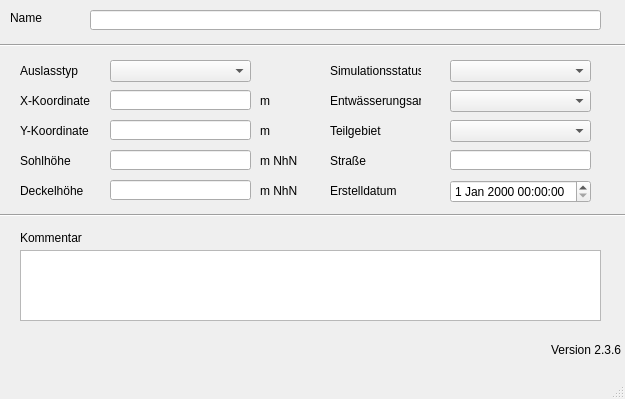
hoettges/QKan, file qkan/database/templates/auslaesse.ui: the form before one commit.
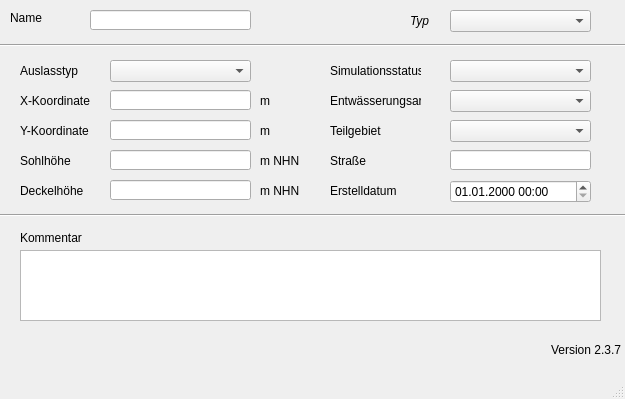
The form after the commit. Custom widgets are drawn as their Qt base class.

```diff
--- a/qkan/database/templates/auslaesse.ui
+++ b/qkan/database/templates/auslaesse.ui
@@ -92,7 +92,7 @@
      </rect>
     </property>
     <property name="text">
-     <string>m NhN</string>
+     <string>m NHN</string>
     </property>
    </widget>
    <widget class="QLabel" name="label_70">
@@ -170,7 +170,7 @@
      </rect>
     </property>
     <property name="text">
-     <string>m NhN</string>
+     <string>m NHN</string>
     </property>
    </widget>
    <widget class="QLabel" name="label_3">
@@ -253,7 +253,7 @@
      <rect>
       <x>90</x>
       <y>10</y>
-      <width>511</width>
+      <width>161</width>
       <height>20</height>
      </rect>
     </property>
@@ -341,16 +341,6 @@
      </rect>
     </property>
    </widget>
-   <widget class="QgsDateTimeEdit" name="createdat">
-    <property name="geometry">
-     <rect>
-      <x>450</x>
-      <y>180</y>
-      <width>141</width>
-      <height>23</height>
-     </rect>
-    </property>
-   </widget>
    <widget class="QLabel" name="label_13">
     <property name="geometry">
      <rect>
@@ -390,12 +380,70 @@
      <string>Version QKan Import</string>
     </property>
     <property name="text">
-     <string>Version 2.3.6</string>
+     <string>Version 2.3.7</string>
     </property>
     <property name="alignment">
      <set>Qt::AlignRight|Qt::AlignTrailing|Qt::AlignVCenter</set>
     </property>
    </widget>
+   <widget class="QComboBox" name="schachttyp">
+    <property name="geometry">
+     <rect>
+      <x>450</x>
+      <y>10</y>
+      <width>141</width>
+      <height>22</height>
+     </rect>
+    </property>
+    <property name="font">
+     <font>
+      <italic>true</italic>
+     </font>
+    </property>
+    <property name="toolTip">
+     <string>&lt;html&gt;&lt;head/&gt;&lt;body&gt;&lt;p&gt;Hier kann der Knotentyp geändert werden&lt;/p&gt;&lt;/body&gt;&lt;/html&gt;</string>
+    </property>
+    <property name="statusTip">
+     <string>Hier kann der Knotentyp geändert werden</string>
+    </property>
+    <property name="whatsThis">
+     <string>Hier kann der Knotentyp geändert werden</string>
+    </property>
+   </widget>
+   <widget class="QLabel" name="label_21">
+    <property name="geometry">
+     <rect>
+      <x>410</x>
+      <y>10</y>
+      <width>31</width>
+      <height>21</height>
+     </rect>
+    </property>
+    <property name="font">
+     <font>
+      <italic>true</italic>
+     </font>
+    </property>
+    <property name="text">
+     <string>Typ</string>
+    </property>
+   </widget>
+   <widget class="QgsDateTimeEdit" name="createdat">
+    <property name="geometry">
+     <rect>
+      <x>450</x>
+      <y>180</y>
+      <width>141</width>
+      <height>23</height>
+     </rect>
+    </property>
+    <property name="currentSection">
+     <enum>QDateTimeEdit::DaySection</enum>
+    </property>
+    <property name="displayFormat">
+     <string>dd.MM.yyyy HH:mm</string>
+    </property>
+   </widget>
   </widget>
   <widget class="QMenuBar" name="menubar">
    <property name="geometry">
```
Left out of the diff: 1 changed line with no effect on the pictures.
